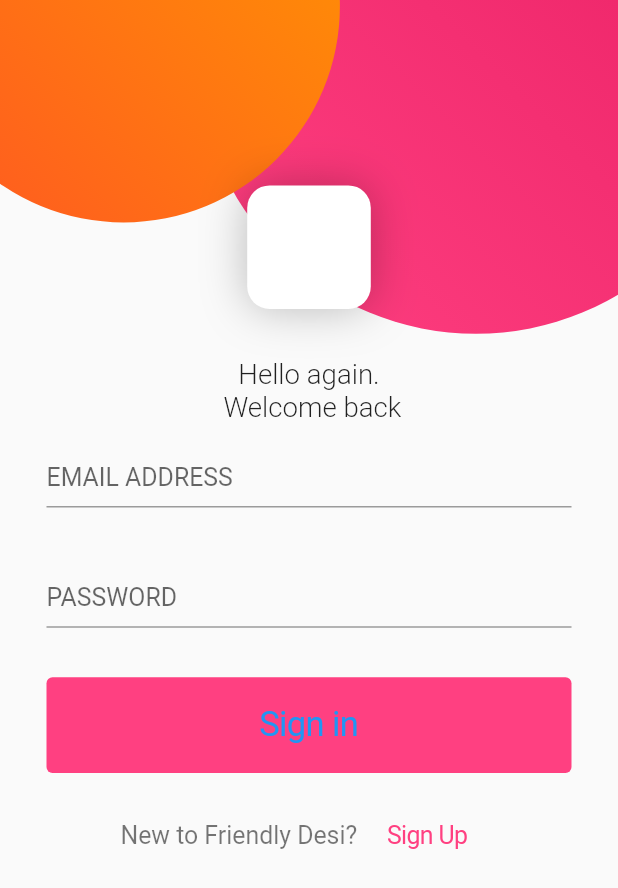
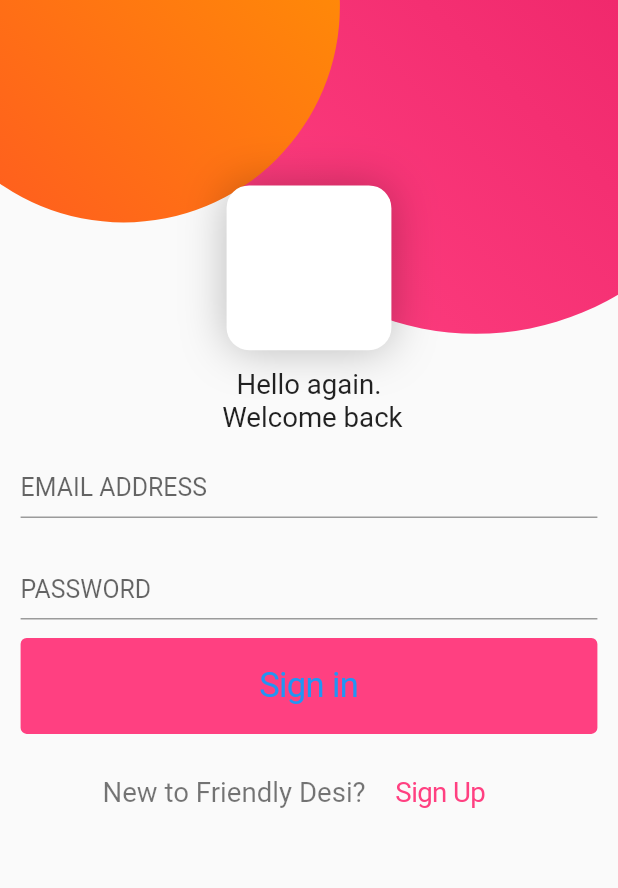
Before and after one commit to japhernandez/responsiveApp, a Flutter app: the screen it shows after launch, on a phone screen of 412 x 824 dp. Shown: the top 888 px of the screen. Run offline on Flutter 3.47's test engine with Material 2 defaults, Android fonts, the phone set to English and light mode, and no system bars; our stand-ins replace flutter_secure_storage; accounts and stored records are empty.

Commit message:
lib: agregar nueva clase responsive para equivalencia de tamaños con base de uix

```diff
--- a/lib/pages/login.dart
+++ b/lib/pages/login.dart
@@ -1,8 +1,8 @@
 import 'package:responsiveApp/api/auth.dart';
-import 'package:responsiveApp/utils/responsive.dart';
 import 'package:flutter/material.dart';
 import 'package:flutter/cupertino.dart';
 import 'package:flutter/services.dart';
+import 'package:responsiveApp/utils/responsiveExtra.dart';
 import 'package:responsiveApp/widgets/circle.dart';
 import 'package:responsiveApp/widgets/input.dart';
 
@@ -29,7 +29,7 @@ class _LoginPageState extends State<LoginPage> {
   @override
   Widget build(BuildContext context) {
     final size = MediaQuery.of(context).size;
-    final responsive = ResponsiveDesign(context);
+    final responsive = ResponsiveDesignExtra(context);
 
     return Container(
       child: Scaffold(
@@ -92,14 +92,17 @@ class _LoginPageState extends State<LoginPage> {
               Column(
                 children: <Widget>[
                   ConstrainedBox(
-                    constraints: BoxConstraints(maxWidth: 350, minWidth: 350),
+                    constraints: BoxConstraints(
+                        maxWidth: responsive.widthMultiplier(350.0),
+                        minWidth: responsive.widthMultiplier(350.0)
+                    ),
                     child: _form(responsive),
                   ),
-                  SizedBox(height: responsive.heightPercent(4.0)),
+                  SizedBox(height: responsive.heightMultiplier(10.0)),
                   _bottom(responsive),
-                  SizedBox(height: responsive.heightPercent(2.0)),
+                  SizedBox(height: responsive.heightMultiplier(10.0)),
                   _link(responsive),
-                  SizedBox(height: responsive.heightPercent(5.0)),
+                  SizedBox(height: responsive.heightMultiplier(10.0)),
                 ],
               )
             ],
@@ -113,8 +116,8 @@ class _LoginPageState extends State<LoginPage> {
     return Column(
       children: <Widget>[
         Container(
-          width: responsive.widthPercent(20.0),
-          height: responsive.widthPercent(20.0),
+          width: responsive.widthMultiplier(100.0),
+          height: responsive.widthMultiplier(100.0),
           margin: EdgeInsets.only(top: size.width * 0.3),
           decoration: BoxDecoration(
               color: Colors.white,
@@ -126,13 +129,12 @@ class _LoginPageState extends State<LoginPage> {
                 ),
               ]),
         ),
-        SizedBox(height: responsive.heightPercent(4.0)),
+        SizedBox(height: responsive.heightMultiplier(10.0)),
         Text(
           'Hello again. \n Welcome back',
           textAlign: TextAlign.center,
           style: TextStyle(
             fontSize: responsive.inchPercent(2.0),
-            fontWeight: FontWeight.w300,
           ),
         ),
       ],
@@ -156,7 +158,7 @@ class _LoginPageState extends State<LoginPage> {
               return 'Invalid Email';
             },
           ),
-          SizedBox(height: responsive.heightPercent(3.0)),
+          SizedBox(height: responsive.heightMultiplier(10.0)),
           InputText(
               isSecure: true,
               fontSize: responsive.inchPercent(1.8),
@@ -175,14 +177,19 @@ class _LoginPageState extends State<LoginPage> {
 
   Widget _bottom(responsive) {
     return ConstrainedBox(
-      constraints: BoxConstraints(maxWidth: 350, minWidth: 350),
+      constraints: BoxConstraints(
+          maxWidth: responsive.widthMultiplier(350.0),
+          minWidth: responsive.widthMultiplier(350.0)
+      ),
       child: CupertinoButton(
         padding: EdgeInsets.symmetric(vertical: responsive.inchPercent(2.0)),
         color: Colors.pinkAccent,
         borderRadius: BorderRadius.circular(4),
         child: Text(
           "Sign in",
-          style: TextStyle(fontSize: responsive.inchPercent(2.5)),
+          style: TextStyle(
+              fontSize: responsive.inchPercent(2.5)
+          ),
         ),
         onPressed: () => _submit(),
       ),
@@ -196,7 +203,7 @@ class _LoginPageState extends State<LoginPage> {
         Text(
           "New to Friendly Desi?",
           style: TextStyle(
-            fontSize: responsive.inchPercent(1.8),
+            fontSize: responsive.inchPercent(2.0),
             color: Colors.black54,
           ),
         ),
@@ -204,7 +211,7 @@ class _LoginPageState extends State<LoginPage> {
           child: Text(
             "Sign Up",
             style: TextStyle(
-              fontSize: responsive.inchPercent(1.8),
+              fontSize: responsive.inchPercent(2.0),
               color: Colors.pinkAccent,
             ),
           ),
--- /dev/null
+++ b/lib/utils/responsiveExtra.dart
@@ -0,0 +1,44 @@
+import 'package:flutter/material.dart';
+import 'dart:math' as match;
+
+class ResponsiveDesignExtra {
+  double width, height, inch;
+
+  ResponsiveDesignExtra(BuildContext context) {
+    var size = MediaQuery.of(context).size;
+    var orient = MediaQuery.of(context).orientation;
+
+    if (orient == Orientation.portrait) {
+      width = size.width;
+      height = size.height;
+    } else {
+      width = size.height;
+      height = size.width;
+    }
+
+    inch = match.sqrt(match.pow(width, 2) + match.pow(height, 2));
+  }
+
+  // Ancho
+  double widthMultiplier(double pixel) {
+    double tempPercent = (pixel * 100.0) / 375.0;
+    return (width * tempPercent) / 100;
+  }
+
+  // Alto
+  double heightMultiplier(double pixel) {
+    double tempPercent = (pixel * 100.0) / 667.0;
+    return (height * tempPercent) / 100;
+  }
+
+  // Imagen
+  double imageMultiplier(double pixel) {
+    double tempPercent = (pixel * 100.0) / 375.0;
+    return (width * tempPercent) / 100;
+  }
+
+  // Diagonal
+  double inchPercent(double percent) {
+    return inch * percent / 100;
+  }
+}
```
Also changed, not shown: 1 other file.
